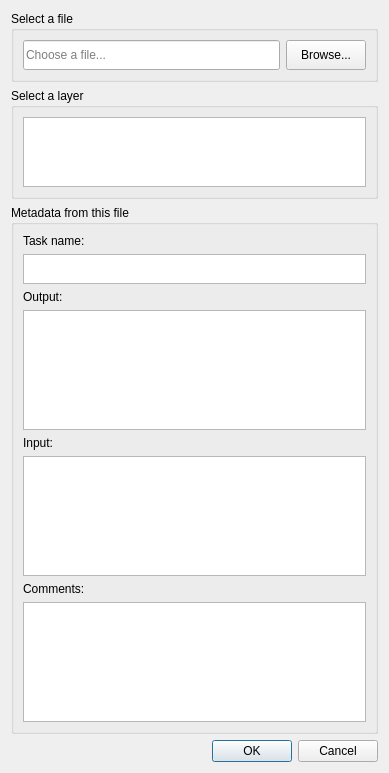
Old version of the form LDMP/gui/DlgLoadData.ui in the repository ConservationInternational/trends.earth.
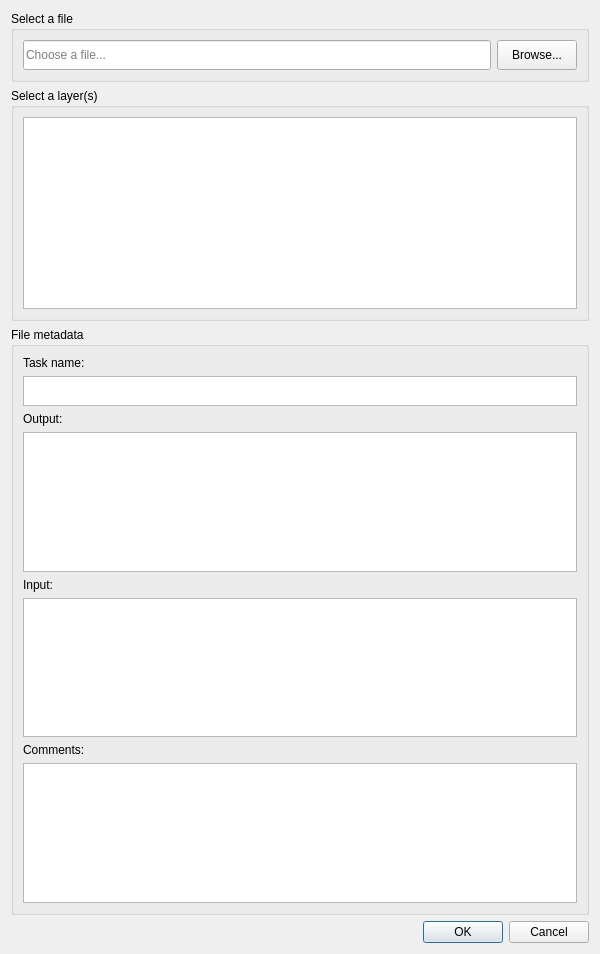
New version of the form.

Commit message: Translate titles, and only select default layers.

The edit to the form file:
```diff
--- a/LDMP/gui/DlgLoadData.ui
+++ b/LDMP/gui/DlgLoadData.ui
@@ -9,8 +9,8 @@
    <rect>
     <x>0</x>
     <y>0</y>
-    <width>389</width>
-    <height>745</height>
+    <width>600</width>
+    <height>954</height>
    </rect>
   </property>
   <property name="windowTitle">
@@ -62,7 +62,7 @@
    <item row="2" column="0">
     <widget class="QGroupBox" name="metadata_box">
      <property name="title">
-      <string>Metadata from this file</string>
+      <string>File metadata</string>
      </property>
      <layout class="QVBoxLayout" name="verticalLayout">
       <item>
@@ -107,7 +107,7 @@
       <item>
        <widget class="QTextBrowser" name="output">
         <property name="sizePolicy">
-         <sizepolicy hsizetype="Expanding" vsizetype="Minimum">
+         <sizepolicy hsizetype="Expanding" vsizetype="Expanding">
           <horstretch>0</horstretch>
           <verstretch>0</verstretch>
          </sizepolicy>
@@ -115,7 +115,7 @@
         <property name="maximumSize">
          <size>
           <width>16777215</width>
-          <height>120</height>
+          <height>16777215</height>
          </size>
         </property>
        </widget>
@@ -130,7 +130,7 @@
       <item>
        <widget class="QTextBrowser" name="input">
         <property name="sizePolicy">
-         <sizepolicy hsizetype="Expanding" vsizetype="Minimum">
+         <sizepolicy hsizetype="Expanding" vsizetype="Expanding">
           <horstretch>0</horstretch>
           <verstretch>0</verstretch>
          </sizepolicy>
@@ -138,7 +138,7 @@
         <property name="maximumSize">
          <size>
           <width>16777215</width>
-          <height>120</height>
+          <height>16777215</height>
          </size>
         </property>
        </widget>
@@ -153,7 +153,7 @@
       <item>
        <widget class="QTextBrowser" name="comments">
         <property name="sizePolicy">
-         <sizepolicy hsizetype="Expanding" vsizetype="Minimum">
+         <sizepolicy hsizetype="Expanding" vsizetype="Expanding">
           <horstretch>0</horstretch>
           <verstretch>0</verstretch>
          </sizepolicy>
@@ -161,7 +161,7 @@
         <property name="maximumSize">
          <size>
           <width>16777215</width>
-          <height>120</height>
+          <height>16777215</height>
          </size>
         </property>
         <property name="html">
@@ -182,11 +182,17 @@
    <item row="1" column="0">
     <widget class="QGroupBox" name="groupBox">
      <property name="title">
-      <string>Select a layer</string>
+      <string>Select a layer(s)</string>
      </property>
      <layout class="QVBoxLayout" name="verticalLayout_2">
       <item>
        <widget class="QListView" name="layers_view">
+        <property name="sizePolicy">
+         <sizepolicy hsizetype="Expanding" vsizetype="Minimum">
+          <horstretch>0</horstretch>
+          <verstretch>0</verstretch>
+         </sizepolicy>
+        </property>
         <property name="selectionMode">
          <enum>QAbstractItemView::ExtendedSelection</enum>
         </property>
```
The commit also changes 1 other file.
